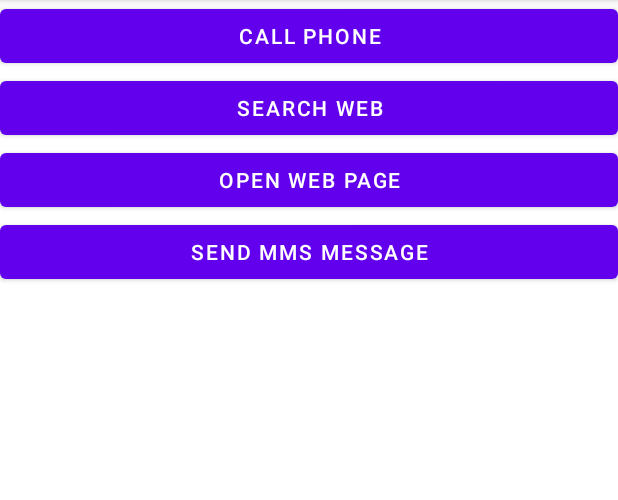
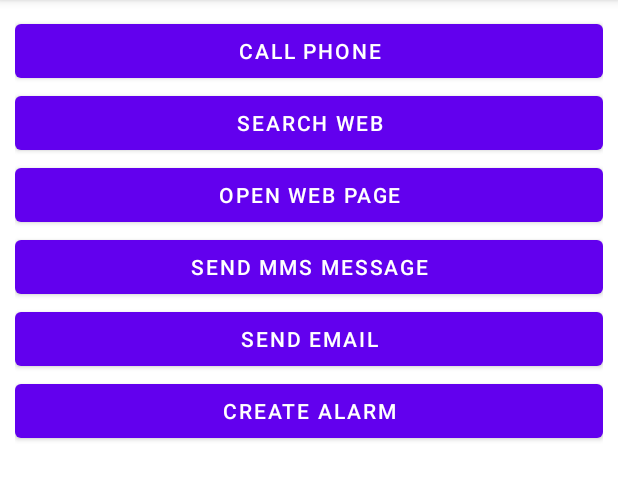
Before and after one commit to SakurajimaMaii/VastUtils, an Android app: the screen it shows after launch (IntentActivity), on a phone screen of 412 x 824 dp, the part 84-584 px from its top. Run offline under Robolectric (Android 15) with nearby library versions, the phone set to English and light mode, and no system bars.

Commit message:
IntentUtils添加发送邮件,定闹钟Intent

```diff
--- a/Tools/src/main/java/com/gcode/tools/internal/annotation/UnderTest.kt
+++ b/Tools/src/main/java/com/gcode/tools/internal/annotation/UnderTest.kt
@@ -3,6 +3,6 @@ package com.gcode.tools.internal.annotation
 /**
  * Indicates that the feature may be removed in the future
  */
-@kotlin.annotation.Target(AnnotationTarget.PROPERTY)
-@kotlin.annotation.Retention(AnnotationRetention.BINARY)
+@Target(AnnotationTarget.PROPERTY)
+@Retention(AnnotationRetention.BINARY)
 internal annotation class UnderTest()
--- a/app/src/main/AndroidManifest.xml
+++ b/app/src/main/AndroidManifest.xml
@@ -5,6 +5,7 @@
     <uses-permission android:name="android.permission.WRITE_EXTERNAL_STORAGE" />
     <uses-permission android:name="android.permission.READ_EXTERNAL_STORAGE" />
     <uses-permission android:name="android.permission.SEND_SMS"/>
+    <uses-permission android:name="com.android.alarm.permission.SET_ALARM" />
 
     <application
         android:allowBackup="true"
--- a/app/src/main/java/com/gcode/toolsforandroid/DensityActivity.kt
+++ b/app/src/main/java/com/gcode/toolsforandroid/DensityActivity.kt
@@ -6,6 +6,7 @@ import android.os.Bundle
 import android.widget.TextView
 import androidx.annotation.RequiresApi
 import com.gcode.tools.utils.AppUtils
+import com.gcode.tools.utils.DensityUtils
 import com.gcode.tools.utils.DensityUtils.dp
 import com.gcode.tools.utils.LogUtils
 import com.gcode.tools.utils.ScreenSizeUtils
@@ -20,7 +21,7 @@ class DensityActivity : AppCompatActivity() {
 
         val btn = findViewById<TextView>(R.id.btn)
 
-        LogUtils.i(this.javaClass,this.javaClass.simpleName,"${AppUtils.getAppDebug(this)}")
+        LogUtils.i(this.javaClass,this.javaClass.simpleName,"${DensityUtils.sp2px(0.1f)}")
     }
 
     override fun onContentChanged() {
--- a/app/src/main/java/com/gcode/toolsforandroid/IntentActivity.kt
+++ b/app/src/main/java/com/gcode/toolsforandroid/IntentActivity.kt
@@ -18,6 +18,8 @@ class IntentActivity : AppCompatActivity() {
         val searchWeb = findViewById<Button>(R.id.searchWeb)
         val openWebPage = findViewById<Button>(R.id.openWebPage)
         val sendMmsMessage = findViewById<Button>(R.id.sendMmsMessage)
+        val sendEmail = findViewById<Button>(R.id.sendEmail)
+        val createAlarm = findViewById<Button>(R.id.createAlarm)
 
         callBtn.setOnClickListener {
             startActivity(IntentUtils.dialPhoneNumber("12345678910"))
@@ -31,7 +33,7 @@ class IntentActivity : AppCompatActivity() {
             startActivity(IntentUtils.openWebPage("www.baidu.com"))
         }
 
-        val requestPermissionLauncher =
+        val smsLauncher =
             registerForActivityResult(
                 ActivityResultContracts.RequestPermission()
             ) { isGranted: Boolean ->
@@ -45,7 +47,27 @@ class IntentActivity : AppCompatActivity() {
             }
 
         sendMmsMessage.setOnClickListener {
-            requestPermissionLauncher.launch(Manifest.permission.SEND_SMS)
+            smsLauncher.launch(Manifest.permission.SEND_SMS)
+        }
+
+        sendEmail.setOnClickListener {
+            startActivity(IntentUtils.openEmail(arrayOf("1550651926@qq.com")))
+        }
+
+        val alarmLauncher =
+            registerForActivityResult(
+                ActivityResultContracts.RequestPermission()
+            ) { isGranted: Boolean ->
+                if (isGranted) {
+                    startActivity(IntentUtils.createAlarm("122",1,1))
+                }else{
+                    ActivityCompat.requestPermissions(this, arrayOf("com.android.alarm.permission.SET_ALARM"),1023)
+                    startActivity(IntentUtils.createAlarm("122",1,1))
+                }
+            }
+
+        createAlarm.setOnClickListener {
+            alarmLauncher.launch("com.android.alarm.permission.SET_ALARM")
         }
     }
 }
--- a/app/src/main/res/layout/activity_intent.xml
+++ b/app/src/main/res/layout/activity_intent.xml
@@ -5,7 +5,8 @@
     android:layout_width="match_parent"
     android:layout_height="match_parent"
     tools:context=".IntentActivity"
-    android:orientation="vertical">
+    android:orientation="vertical"
+    android:padding="10dp">
     <Button
         android:id="@+id/callBtn"
         android:layout_width="match_parent"
@@ -26,4 +27,14 @@
         android:layout_width="match_parent"
         android:layout_height="wrap_content"
         android:text="Send Mms Message" />
+    <Button
+        android:id="@+id/sendEmail"
+        android:layout_width="match_parent"
+        android:layout_height="wrap_content"
+        android:text="Send Email" />
+    <Button
+        android:id="@+id/createAlarm"
+        android:layout_width="match_parent"
+        android:layout_height="wrap_content"
+        android:text="Create Alarm" />
 </LinearLayout>
```
Also changed, not shown: Tools/src/main/java/com/gcode/tools/internal/annotation/CheckPermission.kt (added, +8 -0 lines), Tools/src/main/java/com/gcode/tools/utils/IntentUtils.kt (+80 -3 lines).
